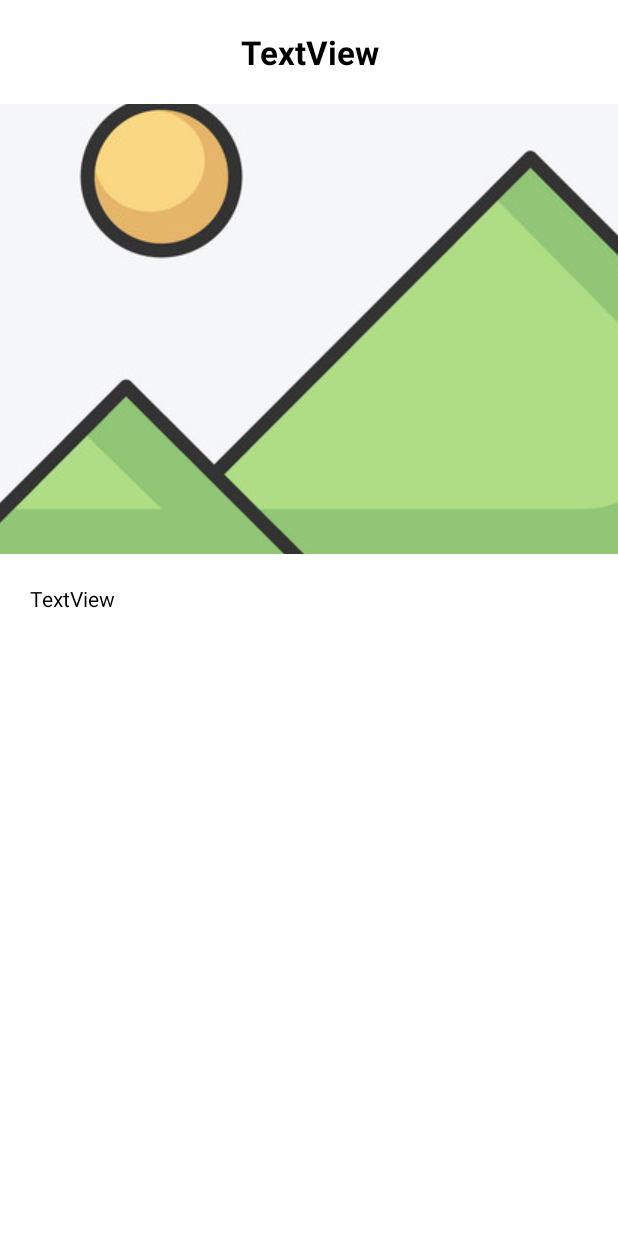
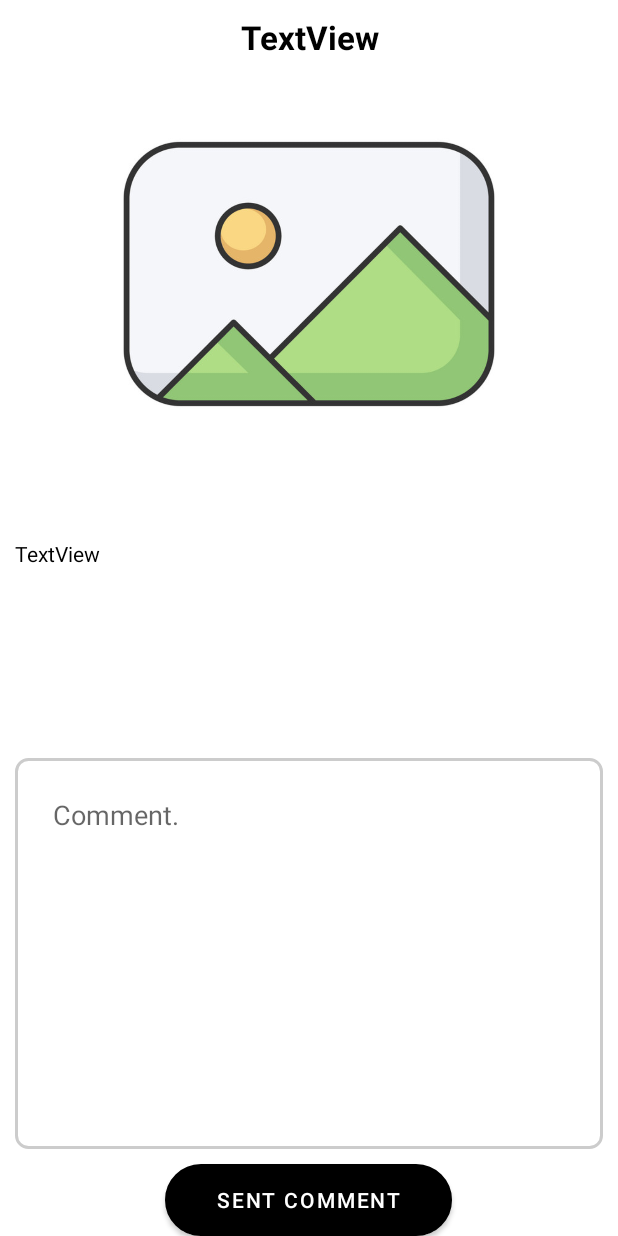
Before and after one commit to Aekkarat1729/ProjectEmpty_1, an Android app: the ContentActivityhome screen opened directly, with no data from a screen before it, on a phone screen of 412 x 824 dp. Run offline under Robolectric (Android 15) with nearby library versions, the phone set to English and light mode, and no system bars; our stand-ins replace Firebase (no records; nobody signed in at launch, a user with empty details on screens opened directly), Picasso; pictures from the network do not load; 4 statements that could not run were skipped.

Commit message:
create comment ท้อครับ

```diff
--- a/app/src/main/java/com/example/projectempty/ContentActivityhome.kt
+++ b/app/src/main/java/com/example/projectempty/ContentActivityhome.kt
@@ -1,80 +1,113 @@
 package com.example.projectempty
 
-import android.content.ContentValues.TAG
 import android.os.Bundle
-import android.util.Log
+import android.widget.Button
 import android.widget.ImageView
 import android.widget.TextView
+import android.widget.Toast
 import androidx.appcompat.app.AppCompatActivity
+import androidx.recyclerview.widget.RecyclerView
 import com.google.firebase.auth.FirebaseAuth
 import com.google.firebase.database.DataSnapshot
 import com.google.firebase.database.DatabaseError
+import com.google.firebase.database.DatabaseReference
 import com.google.firebase.database.FirebaseDatabase
 import com.google.firebase.database.ValueEventListener
-import com.google.firebase.database.ktx.database
-import com.google.firebase.ktx.Firebase
 import com.squareup.picasso.Picasso
 
 class ContentActivityhome : AppCompatActivity() {
-    lateinit var textContenttitle:TextView
-    lateinit var imageViewContent:ImageView
-    lateinit var textContentDetail:TextView
-    lateinit var firebaseAuth: FirebaseAuth
-    lateinit var firebaseDatabase: FirebaseDatabase
-    lateinit var content_textview_contact:TextView
+    private lateinit var textContentTitle: TextView
+    private lateinit var imageViewContent: ImageView
+    private lateinit var textContentDetail: TextView
+    private lateinit var contentTextViewContact: TextView
+    private lateinit var addComment: TextView
+    private lateinit var buttonComment: Button
+    private lateinit var databaseReferenceComment: DatabaseReference
+    private lateinit var firebaseAuth: FirebaseAuth
+    private lateinit var recyclerViewContent: RecyclerView
+    private lateinit var commentAdapter: CommentAdapter
+
     override fun onCreate(savedInstanceState: Bundle?) {
         super.onCreate(savedInstanceState)
         supportActionBar?.hide()
         setContentView(R.layout.activity_content)
 
-        textContenttitle = findViewById(R.id.textContenttitle)
+        textContentTitle = findViewById(R.id.textContenttitle)
         imageViewContent = findViewById(R.id.imageViewContent)
         textContentDetail = findViewById(R.id.textContentDetail)
-        content_textview_contact = findViewById(R.id.content_textview_contact)
+        contentTextViewContact = findViewById(R.id.content_textview_contact)
+        addComment = findViewById(R.id.addComment)
+        buttonComment = findViewById(R.id.buttonComment)
+        recyclerViewContent = findViewById(R.id.RecycleViewContent)
 
         firebaseAuth = FirebaseAuth.getInstance()
-        firebaseDatabase = FirebaseDatabase.getInstance()
 
-        var intent = intent
-        var getkey = intent.getStringExtra("key") // ดึง key ของโพสที่ถูกคลิกมา
-        val myref = Firebase.database.reference
+        val intent = intent
+        val getkey = intent.getStringExtra("key")
+        val tempMail = firebaseAuth.currentUser?.email?.replace(".", "")
 
-        var databaseReference = firebaseDatabase.getReference("home/$getkey")
-        var databaseReferenceAccount = firebaseDatabase.getReference("Account")
+        val firebaseDatabase = FirebaseDatabase.getInstance()
+        val myRef = firebaseDatabase.reference
+        val databaseReference = firebaseDatabase.getReference("home/$getkey")
 
-        databaseReference.addValueEventListener(object: ValueEventListener{
+        databaseReferenceComment = firebaseDatabase.getReference("home/$getkey/Comment")
+
+        commentAdapter = CommentAdapter(ArrayList())
+        recyclerViewContent.adapter = commentAdapter
+
+        databaseReference.addValueEventListener(object : ValueEventListener {
             override fun onDataChange(snapshot: DataSnapshot) {
-                textContenttitle.text = snapshot.child("title").value.toString()
+                textContentTitle.text = snapshot.child("title").value.toString()
                 textContentDetail.text = snapshot.child("detail").value.toString()
 
-                var tempMail:String = snapshot.child("email").value.toString()
+                val email = snapshot.child("email").value.toString()
                 val postListener = object : ValueEventListener {
                     override fun onDataChange(dataSnapshot: DataSnapshot) {
-                        // ข้อมูลที่ดึงมาอยู่ใน dataSnapshot
                         val value = dataSnapshot.getValue(String::class.java)
-                        Log.d(TAG, "Value is: $value")
-                        content_textview_contact?.text = value
+                        contentTextViewContact.text = value
                     }
 
                     override fun onCancelled(databaseError: DatabaseError) {
-                        Log.w(TAG, "Failed to read value.", databaseError.toException())
+                        databaseError.toException().let {
+                            Toast.makeText(this@ContentActivityhome, "Failed to read value.", Toast.LENGTH_SHORT).show()
+                        }
                     }
                 }
 
-                // ดึงข้อมูลแบบ Realtime
-                myref.child("Account")
-                    .child(tempMail)
+                myRef.child("Account")
+                    .child(email)
                     .child("Full name").addValueEventListener(postListener)
-
 
                 Picasso.get().load(snapshot.child("Image").value.toString())
                     .error(R.drawable.placeholder)
                     .placeholder(R.drawable.placeholder)
                     .into(imageViewContent)
             }
+
             override fun onCancelled(error: DatabaseError) {
+                error.toException().let {
+                    Toast.makeText(this@ContentActivityhome, "Failed to read data.", Toast.LENGTH_SHORT).show()
+                }
             }
         })
+
+        buttonComment.setOnClickListener {
+            val commentText = addComment.text.toString().trim()
+            if (commentText.isNotEmpty()) {
+                val currentUserEmail = firebaseAuth.currentUser?.email?.replace(".", "")
+                databaseReferenceComment.push().child(currentUserEmail.toString()).setValue(commentText)
+                    .addOnSuccessListener {
+                        Toast.makeText(this, "Comment added successfully", Toast.LENGTH_SHORT).show()
+                        addComment.text = ""
+                    }
+                    .addOnFailureListener {
+                        Toast.makeText(this, "Failed to add comment.", Toast.LENGTH_SHORT).show()
+                    }
+            } else {
+                Toast.makeText(this, "Please enter a comment", Toast.LENGTH_SHORT).show()
+            }
+        }
+
+
     }
-
 }
--- a/app/src/main/java/com/example/projectempty/ui/home/MphotoModel.kt
+++ b/app/src/main/java/com/example/projectempty/ui/home/MphotoModel.kt
@@ -2,8 +2,8 @@ package com.example.projectempty
 
 class MphotoModel(var title: String?, var Image: String?,var key: String?
     ,var detail: String?,var email: String?
-    ,var isLiked: Boolean = false, var likes: Int = 0
-                  ,var countLike: String? = null) {
+    ,var isLiked: Boolean = false,var Profile:String? = null
+    ,var addComment:String? = null ,var userComment:String? = null) {
     // Default constructor
     constructor() : this(null, null, null, null,null)
 
--- a/app/src/main/res/layout/activity_content.xml
+++ b/app/src/main/res/layout/activity_content.xml
@@ -5,6 +5,7 @@
     android:id="@+id/LinearLayout"
     android:layout_width="match_parent"
     android:layout_height="match_parent"
+    android:gravity="center"
     android:orientation="vertical"
     tools:context=".ContentActivityMphoto">
 
@@ -12,38 +13,62 @@
         android:id="@+id/textContenttitle"
         android:layout_width="match_parent"
         android:layout_height="wrap_content"
-        android:padding="20dp"
+        android:padding="10dp"
         android:text="TextView"
         android:textAlignment="center"
         android:textColor="#000000"
         android:textSize="22sp"
-        android:textStyle="bold"
-        />
+        android:textStyle="bold" />
 
     <ImageView
         android:id="@+id/imageViewContent"
         android:layout_width="match_parent"
         android:layout_height="300dp"
 
-        android:scaleType="center"
+        android:scaleType="centerCrop"
         app:srcCompat="@drawable/placeholder" />
 
     <TextView
         android:id="@+id/textContentDetail"
         android:layout_width="match_parent"
         android:layout_height="wrap_content"
-        android:padding="20dp"
+        android:padding="10dp"
         android:text="TextView"
         android:textColor="#000000" />
+
+    <androidx.recyclerview.widget.RecyclerView
+        android:id="@+id/RecycleViewContent"
+        android:layout_width="match_parent"
+        android:layout_height="87dp" />
 
     <TextView
         android:id="@+id/content_textview_contact"
         android:layout_width="match_parent"
         android:layout_height="wrap_content"
-        android:padding="20dp"
         android:text="Contect"
         android:textColor="#000000"
         android:textColorHighlight="#000000"
         android:textStyle="bold" />
 
+    <EditText
+        android:id="@+id/addComment"
+        android:layout_width="match_parent"
+        android:layout_height="100dp"
+        android:layout_margin="10dp"
+        android:layout_weight="1"
+        android:background="@drawable/custom_edittext"
+        android:ems="10"
+        android:gravity="start|top"
+        android:hint="Comment."
+        android:inputType="textMultiLine"
+        android:padding="25dp" />
+
+    <Button
+        android:id="@+id/buttonComment"
+        android:layout_width="191dp"
+        android:layout_height="wrap_content"
+        android:background="@drawable/back_navigation"
+        android:text="Sent Comment"
+        android:textColorHint="#000000" />
+
 </LinearLayout>
```
Also changed, not shown: app/src/main/java/com/example/projectempty/CommentAdapter.kt (added, +28 -0 lines), app/src/main/java/com/example/projectempty/ViewHolderComment.kt (added, +14 -0 lines), app/src/main/res/layout/itemcomment.xml (added, +64 -0 lines).
